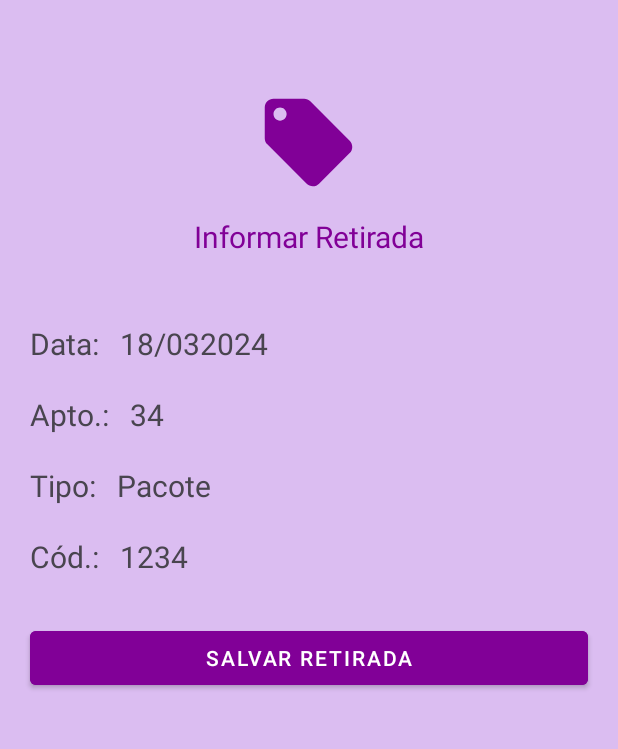
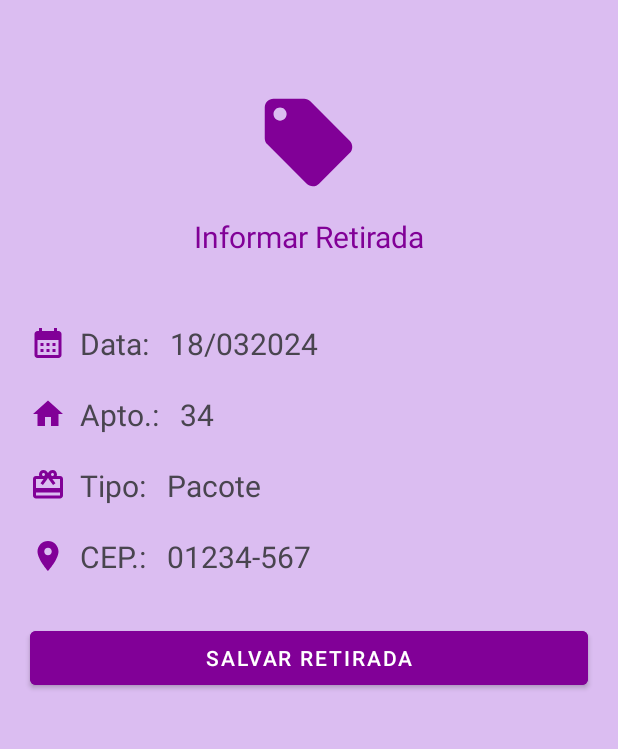
Before and after one commit to barrosjr87/CondominioX2, an Android app: the EncomendaEntregueActivity screen opened directly, with no data from a screen before it, on a phone screen of 412 x 824 dp, the part 266-1015 px from its top. Run offline under Robolectric (Android 15) with nearby library versions, the phone set to English and light mode, and no system bars.

Commit message:
icones e simbolos das telas

```diff
--- a/app/src/main/java/com/example/condominiox/MoradorActivity.java
+++ b/app/src/main/java/com/example/condominiox/MoradorActivity.java
@@ -49,17 +49,11 @@ public class MoradorActivity extends AppCompatActivity {
     RecyclerView recyclerView;
     ArrayList<Encomendas> userArrayList;
     MyAdapterMorador myAdapter;
-    //FirebaseFirestore dbv;
     ProgressDialog progressDialog;
 
 
     String usuarioID;
     String avisoID;
-    String dataViewID;
-    String codigoViewID;
-    String tipoViewID;
-
-    String numApto;
 
 
     @Override
--- /dev/null
+++ b/app/src/main/res/drawable/ic_calendar.xml
@@ -0,0 +1,5 @@
+<vector xmlns:android="http://schemas.android.com/apk/res/android" android:height="24dp" android:tint="#810097" android:viewportHeight="24" android:viewportWidth="24" android:width="24dp">
+
+    <path android:fillColor="@android:color/white" android:pathData="M19,4h-1V2h-2v2H8V2H6v2H5C3.89,4 3.01,4.9 3.01,6L3,20c0,1.1 0.89,2 2,2h14c1.1,0 2,-0.9 2,-2V6C21,4.9 20.1,4 19,4zM19,20H5V10h14V20zM9,14H7v-2h2V14zM13,14h-2v-2h2V14zM17,14h-2v-2h2V14zM9,18H7v-2h2V18zM13,18h-2v-2h2V18zM17,18h-2v-2h2V18z"/>
+
+</vector>
--- /dev/null
+++ b/app/src/main/res/drawable/ic_home.xml
@@ -0,0 +1,5 @@
+<vector xmlns:android="http://schemas.android.com/apk/res/android" android:height="24dp" android:tint="#810097" android:viewportHeight="24" android:viewportWidth="24" android:width="24dp">
+
+    <path android:fillColor="@android:color/white" android:pathData="M10,20v-6h4v6h5v-8h3L12,3 2,12h3v8z"/>
+
+</vector>
--- /dev/null
+++ b/app/src/main/res/drawable/ic_location.xml
@@ -0,0 +1,5 @@
+<vector xmlns:android="http://schemas.android.com/apk/res/android" android:height="24dp" android:tint="#810097" android:viewportHeight="24" android:viewportWidth="24" android:width="24dp">
+
+    <path android:fillColor="@android:color/white" android:pathData="M12,2C8.13,2 5,5.13 5,9c0,5.25 7,13 7,13s7,-7.75 7,-13c0,-3.87 -3.13,-7 -7,-7zM12,11.5c-1.38,0 -2.5,-1.12 -2.5,-2.5s1.12,-2.5 2.5,-2.5 2.5,1.12 2.5,2.5 -1.12,2.5 -2.5,2.5z"/>
+
+</vector>
--- /dev/null
+++ b/app/src/main/res/drawable/ic_person.xml
@@ -0,0 +1,5 @@
+<vector xmlns:android="http://schemas.android.com/apk/res/android" android:height="24dp" android:tint="#810097" android:viewportHeight="24" android:viewportWidth="24" android:width="24dp">
+
+    <path android:fillColor="@android:color/white" android:pathData="M12,12c2.21,0 4,-1.79 4,-4s-1.79,-4 -4,-4 -4,1.79 -4,4 1.79,4 4,4zM12,14c-2.67,0 -8,1.34 -8,4v2h16v-2c0,-2.66 -5.33,-4 -8,-4z"/>
+
+</vector>
--- a/app/src/main/res/layout/activity_area_restrita.xml
+++ b/app/src/main/res/layout/activity_area_restrita.xml
@@ -130,6 +130,8 @@
                 android:layout_marginRight="20dp"
                 android:layout_marginBottom="10dp"
                 android:background="#F8F5F5"
+                android:padding="10dp"
+                android:drawableRight="@drawable/ic_home"
                 android:ems="10"
                 android:hint=" Pesquisar"
                 android:inputType="text|textEmailAddress|textAutoComplete" />
--- a/app/src/main/res/layout/activity_cadastro_aviso.xml
+++ b/app/src/main/res/layout/activity_cadastro_aviso.xml
@@ -79,6 +79,7 @@
             android:layout_marginRight="20dp"
             android:layout_marginBottom="10dp"
             android:background="#FBFBFB"
+            android:padding="10dp"
             android:ems="10"
             android:hint="Digite aqui o aviso aos moradores"
             android:inputType="text"
@@ -93,6 +94,7 @@
             android:layout_marginRight="20dp"
             android:layout_marginBottom="10dp"
             android:background="#FBFBFB"
+            android:padding="10dp"
             android:ems="10"
             android:hint="Data"
             android:inputType="datetime|date"
--- a/app/src/main/res/layout/activity_consulta_cep.xml
+++ b/app/src/main/res/layout/activity_consulta_cep.xml
@@ -29,7 +29,7 @@
                 android:layout_height="50dp"
                 android:layout_weight="1"
                 android:backgroundTint="@color/darkpurple"
-                android:text="Morador"
+                android:text="Pesquisa CEP"
                 android:textColor="@color/white" />
 
             <Button
--- a/app/src/main/res/layout/activity_encomenda_entregue.xml
+++ b/app/src/main/res/layout/activity_encomenda_entregue.xml
@@ -73,7 +73,8 @@
             android:layout_marginLeft="20dp"
             android:layout_marginTop="20dp"
             android:layout_marginRight="20dp"
-            android:text="Data:   18/032024"
+            android:drawableLeft="@drawable/ic_calendar"
+            android:text="  Data:   18/032024"
             android:textSize="20dp" />
 
         <TextView
@@ -83,7 +84,8 @@
             android:layout_marginLeft="20dp"
             android:layout_marginTop="20dp"
             android:layout_marginRight="20dp"
-            android:text="Apto.:   34"
+            android:drawableLeft="@drawable/ic_home"
+            android:text="  Apto.:   34"
             android:textSize="20dp" />
 
         <TextView
@@ -93,7 +95,8 @@
             android:layout_marginLeft="20dp"
             android:layout_marginTop="20dp"
             android:layout_marginRight="20dp"
-            android:text="Tipo:   Pacote"
+            android:drawableLeft="@drawable/ic_card"
+            android:text="  Tipo:   Pacote"
             android:textSize="20dp" />
 
         <TextView
@@ -103,7 +106,8 @@
             android:layout_marginLeft="20dp"
             android:layout_marginTop="20dp"
             android:layout_marginRight="20dp"
-            android:text="Cód.:   1234"
+            android:drawableLeft="@drawable/ic_location"
+            android:text="  CEP.:   01234-567"
             android:textSize="20dp" />
 
         <Button
--- a/app/src/main/res/layout/activity_portaria.xml
+++ b/app/src/main/res/layout/activity_portaria.xml
@@ -58,6 +58,8 @@
             android:layout_marginRight="20dp"
             android:layout_marginBottom="10dp"
             android:background="#F8F5F5"
+            android:padding="10dp"
+            android:drawableRight="@drawable/ic_login"
             android:ems="10"
             android:hint=" E-mail"
             android:inputType="textEmailAddress" />
@@ -71,6 +73,8 @@
             android:layout_marginRight="20dp"
             android:layout_marginBottom="10dp"
             android:background="#F8F5F5"
+            android:padding="10dp"
+            android:drawableRight="@drawable/ic_eye"
             android:ems="10"
             android:hint=" Senha"
             android:inputType="text|textPassword" />
--- a/app/src/main/res/layout/activity_redefinir.xml
+++ b/app/src/main/res/layout/activity_redefinir.xml
@@ -79,6 +79,8 @@
             android:layout_marginRight="20dp"
             android:layout_marginBottom="10dp"
             android:background="#F8F5F5"
+            android:padding="10dp"
+            android:drawableRight="@drawable/ic_login"
             android:ems="10"
             android:hint=" E-mail"
             android:inputType="textEmailAddress" />
--- a/app/src/main/res/layout/item2.xml
+++ b/app/src/main/res/layout/item2.xml
@@ -7,12 +7,14 @@
     <LinearLayout
         android:layout_width="wrap_content"
         android:layout_height="wrap_content"
+        android:layout_gravity="center_horizontal"
         android:orientation="horizontal">
 
         <ImageView
             android:layout_width="24dp"
             android:layout_height="24dp"
             android:src="@drawable/ic_card"
+            android:layout_marginRight="10dp"
             android:layout_gravity="center"
             />
 
@@ -123,6 +125,7 @@
             android:layout_height="24dp"
             android:onClick="encomenda"
             android:src="@drawable/baseline_add_circle_24"
+            android:layout_marginLeft="10dp"
             android:layout_gravity="center"
             />
 
```
Also changed, not shown: app/src/main/res/drawable/ic_warning.xml (added, +9 -0 lines), app/src/main/res/layout/activity_cadastro_usuario.xml (+8 -0 lines), app/src/main/res/layout/activity_morador.xml (+28 -24 lines), app/src/main/res/layout/activity_recebimento.xml (+8 -1 lines), app/src/main/res/layout/item.xml (+34 -25 lines), 176 other files.
